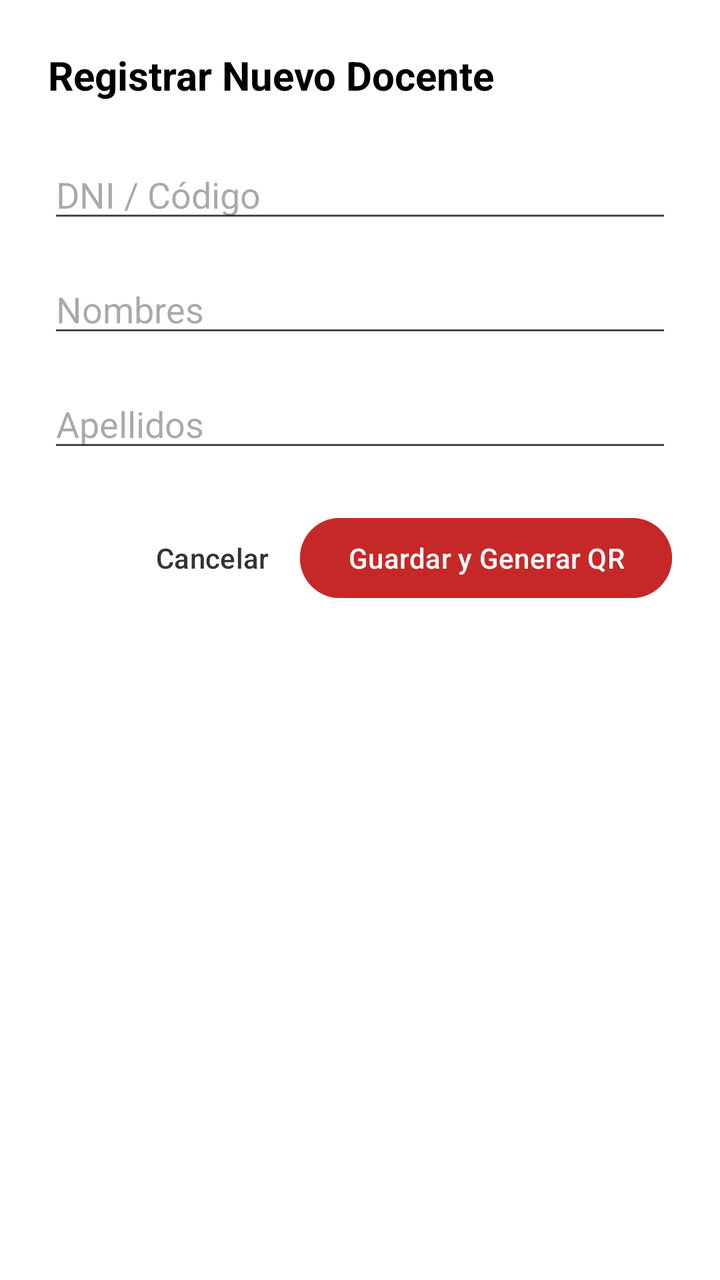
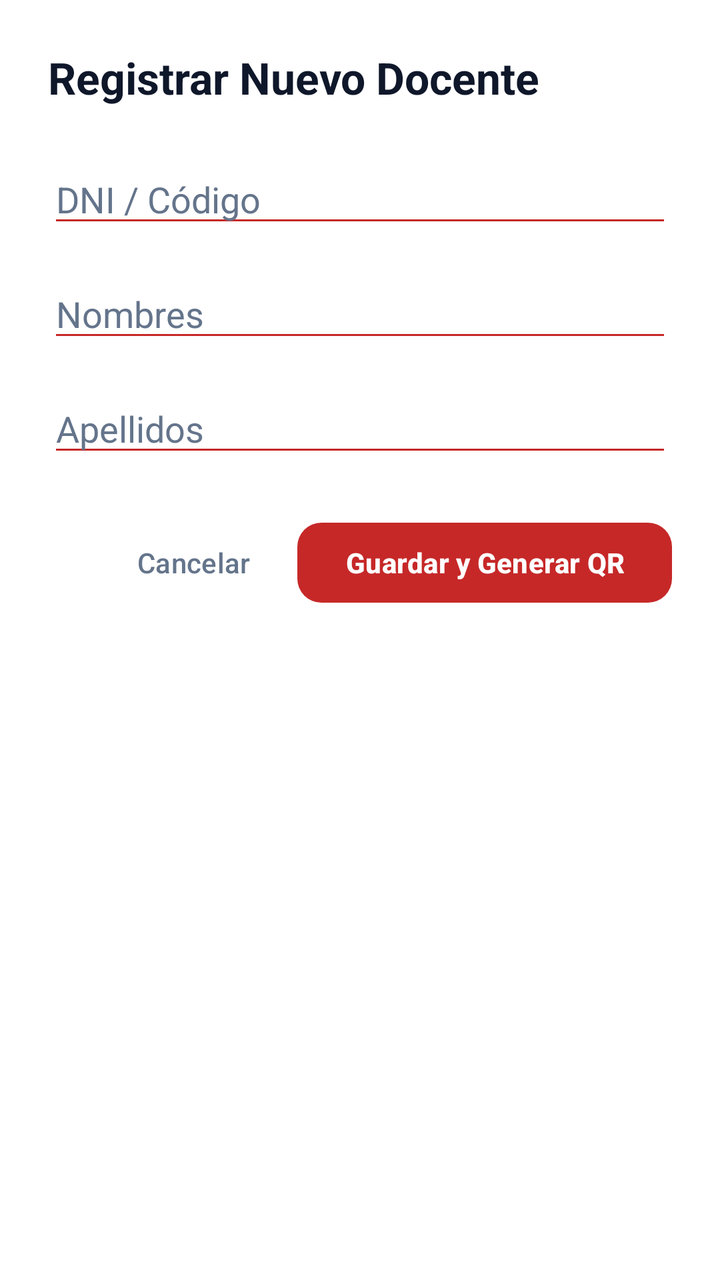

Before-and-after screenshots of an Android layout around one commit, followed by the original layout XML and the change that was made.
<!-- AndroidManifest.xml: application theme Theme.SistemaDeAsistencia -->
<!-- res/layout/activity_registro_docente.xml -->
<?xml version="1.0" encoding="utf-8"?>
<LinearLayout xmlns:android="http://schemas.android.com/apk/res/android"
    android:layout_width="match_parent"
    android:layout_height="match_parent"
    android:orientation="vertical"
    android:padding="24dp"
    android:background="#FFFFFF">

    <TextView
        android:layout_width="wrap_content"
        android:layout_height="wrap_content"
        android:text="Registrar Nuevo Docente"
        android:textColor="#000000"
        android:textSize="20sp"
        android:textStyle="bold"
        android:layout_marginBottom="24dp"/>

    <EditText
        android:id="@+id/etDni"
        android:layout_width="match_parent"
        android:layout_height="wrap_content"
        android:hint="DNI / Código"
        android:inputType="number"
        android:layout_marginBottom="16dp"/>

    <EditText
        android:id="@+id/etNombres"
        android:layout_width="match_parent"
        android:layout_height="wrap_content"
        android:hint="Nombres"
        android:inputType="textPersonName"
        android:layout_marginBottom="16dp"/>

    <EditText
        android:id="@+id/etApellidos"
        android:layout_width="match_parent"
        android:layout_height="wrap_content"
        android:hint="Apellidos"
        android:inputType="textPersonName"
        android:layout_marginBottom="24dp"/>

    <LinearLayout
        android:layout_width="match_parent"
        android:layout_height="wrap_content"
        android:orientation="horizontal"
        android:gravity="end">

        <Button
            android:id="@+id/btnCancelarRegistro"
            style="?attr/borderlessButtonStyle"
            android:layout_width="wrap_content"
            android:layout_height="wrap_content"
            android:text="Cancelar"
            android:textColor="#333333"/>

        <Button
            android:id="@+id/btnGuardarGenerarQR"
            android:layout_width="wrap_content"
            android:layout_height="wrap_content"
            android:text="Guardar y Generar QR"
            android:backgroundTint="#C62828"/>
    </LinearLayout>
</LinearLayout>
<!-- resources referenced by this layout -->
<resources>
  <style name="Theme.SistemaDeAsistencia" parent="Base.Theme.SistemaDeAsistencia" />
  <style name="Base.Theme.SistemaDeAsistencia" parent="Theme.Material3.DayNight.NoActionBar">
          
          
      </style>
</resources>

<!-- the commit's change to res/layout/activity_registro_docente.xml (unified diff, before → after) -->
@@ -1,17 +1,18 @@
 <?xml version="1.0" encoding="utf-8"?>
 <LinearLayout xmlns:android="http://schemas.android.com/apk/res/android"
+    xmlns:app="http://schemas.android.com/apk/res-auto"
     android:layout_width="match_parent"
     android:layout_height="match_parent"
     android:orientation="vertical"
     android:padding="24dp"
-    android:background="#FFFFFF">
+    android:background="@color/white">
 
     <TextView
         android:layout_width="wrap_content"
         android:layout_height="wrap_content"
         android:text="Registrar Nuevo Docente"
-        android:textColor="#000000"
-        android:textSize="20sp"
+        android:textColor="@color/text_primary"
+        android:textSize="22sp"
         android:textStyle="bold"
         android:layout_marginBottom="24dp"/>
 
@@ -20,6 +21,9 @@
         android:layout_width="match_parent"
         android:layout_height="wrap_content"
         android:hint="DNI / Código"
+        android:textColor="@color/text_primary"
+        android:textColorHint="@color/text_secondary"
+        android:backgroundTint="@color/primary_red"
         android:inputType="number"
         android:layout_marginBottom="16dp"/>
 
@@ -28,6 +32,9 @@
         android:layout_width="match_parent"
         android:layout_height="wrap_content"
         android:hint="Nombres"
+        android:textColor="@color/text_primary"
+        android:textColorHint="@color/text_secondary"
+        android:backgroundTint="@color/primary_red"
         android:inputType="textPersonName"
         android:layout_marginBottom="16dp"/>
 
@@ -36,6 +43,9 @@
         android:layout_width="match_parent"
         android:layout_height="wrap_content"
         android:hint="Apellidos"
+        android:textColor="@color/text_primary"
+        android:textColorHint="@color/text_secondary"
+        android:backgroundTint="@color/primary_red"
         android:inputType="textPersonName"
         android:layout_marginBottom="24dp"/>
 
@@ -51,13 +61,18 @@
             android:layout_width="wrap_content"
             android:layout_height="wrap_content"
             android:text="Cancelar"
-            android:textColor="#333333"/>
+            android:textColor="@color/text_secondary"/>
 
-        <Button
+        <com.google.android.material.button.MaterialButton
             android:id="@+id/btnGuardarGenerarQR"
             android:layout_width="wrap_content"
             android:layout_height="wrap_content"
             android:text="Guardar y Generar QR"
-            android:backgroundTint="#C62828"/>
+            android:textAllCaps="false"
+            android:textColor="@color/white"
+            android:textStyle="bold"
+            app:backgroundTint="@color/primary_red"
+            app:cornerRadius="12dp"
+            android:layout_marginStart="8dp"/>
     </LinearLayout>
 </LinearLayout>
<!-- resource entries referenced after the edit -->
@@ -1,5 +1,9 @@
 <!-- resources referenced by this layout -->
 <resources>
+  <color name="primary_red">#C62828</color>
+  <color name="text_primary">#0F172A</color>
+  <color name="text_secondary">#64748B</color>
+  <color name="white">#FFFFFFFF</color>
   <style name="Theme.SistemaDeAsistencia" parent="Base.Theme.SistemaDeAsistencia" />
   <style name="Base.Theme.SistemaDeAsistencia" parent="Theme.Material3.DayNight.NoActionBar">
           
